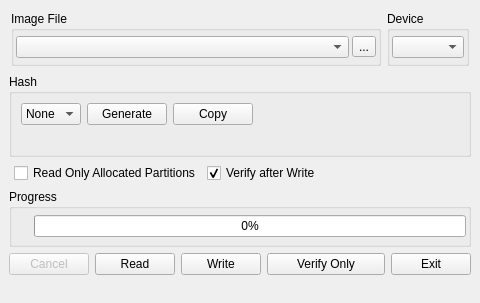
Old version of the form src/mainwindow.ui in the repository zvldz/Win32DiskImager.
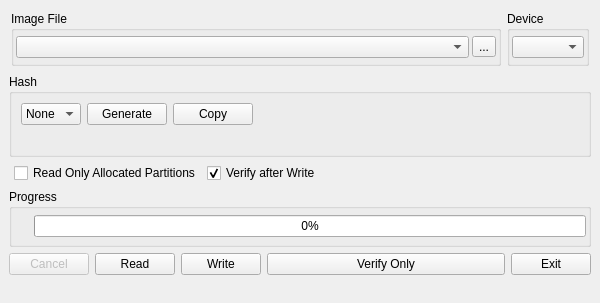
New version of the form. Icons and pictures are not drawn. Custom widgets are drawn as their Qt base class.

Diff of the .ui file:
```diff
--- a/src/mainwindow.ui
+++ b/src/mainwindow.ui
@@ -6,7 +6,7 @@
    <rect>
     <x>0</x>
     <y>0</y>
-    <width>480</width>
+    <width>600</width>
     <height>303</height>
    </rect>
   </property>
@@ -18,7 +18,7 @@
   </property>
   <property name="minimumSize">
    <size>
-    <width>425</width>
+    <width>545</width>
     <height>300</height>
    </size>
   </property>
```
